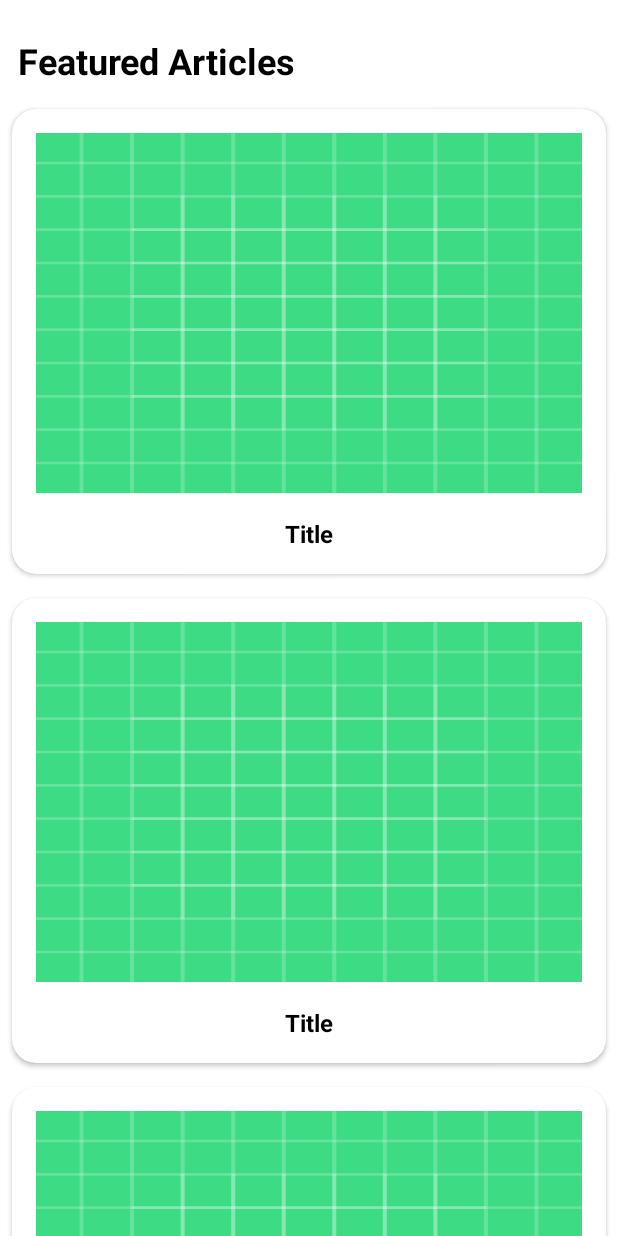
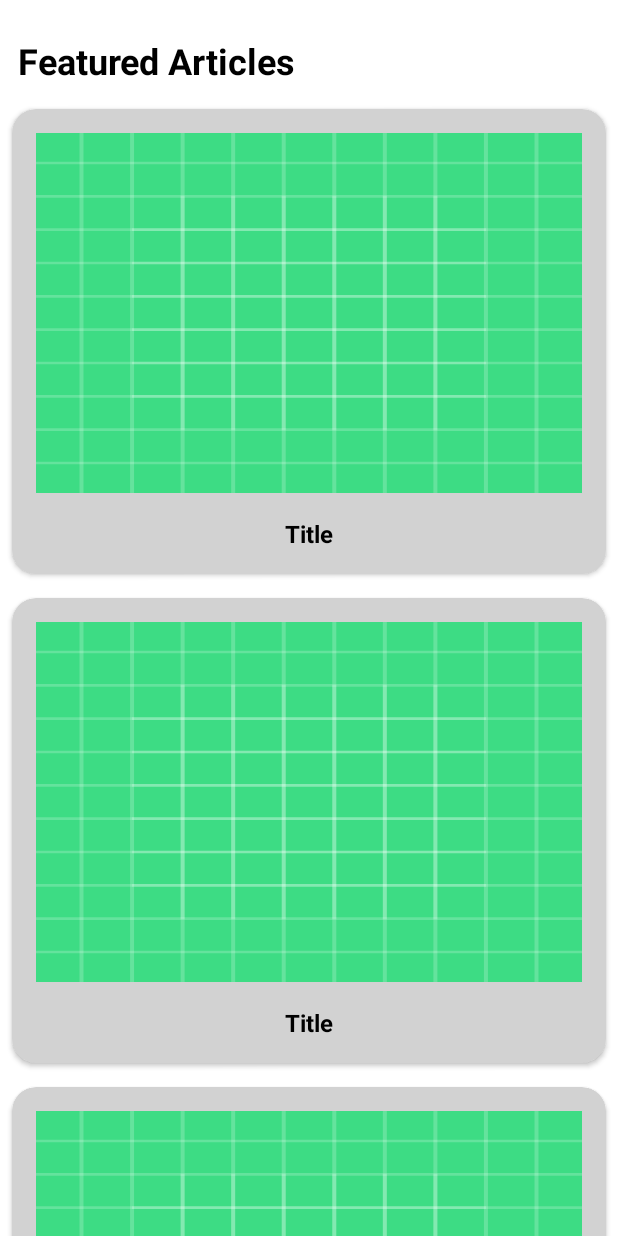
Before and after one commit to hombrecito2580/cerebroscan-hackoverflow07, an Android app: the layout fragment_home.xml on its own in the app's theme, with its tools: preview values and no code run, on a phone screen of 412 x 824 dp. Run offline under Robolectric (Android 15) with nearby library versions, the phone set to English and light mode, and no system bars.

```diff
--- a/android/app/src/main/res/layout/blogtile.xml
+++ b/android/app/src/main/res/layout/blogtile.xml
@@ -11,7 +11,7 @@
         android:layout_height="wrap_content"
         android:layout_margin="8dp"
         android:layout_marginEnd="8dp"
-        android:backgroundTint="@color/white"
+        android:backgroundTint="#D2D2D2"
         android:elevation="24dp"
         app:cardCornerRadius="16dp"
         app:layout_constraintBottom_toBottomOf="parent"
@@ -22,7 +22,7 @@
         <LinearLayout
             android:layout_width="match_parent"
             android:layout_height="wrap_content"
-            android:backgroundTint="@color/white"
+            android:backgroundTint="@color/bg"
             android:gravity="center_horizontal"
             android:orientation="vertical">
 
--- a/android/app/src/main/res/layout/fragment_home.xml
+++ b/android/app/src/main/res/layout/fragment_home.xml
@@ -5,7 +5,7 @@
     xmlns:tools="http://schemas.android.com/tools"
     android:layout_width="match_parent"
     android:layout_height="match_parent"
-    android:background="@color/white"
+    android:background="@color/bg"
     tools:context=".home.ui.HomeFragment">
 
     <TextView
@@ -14,7 +14,7 @@
         android:layout_height="wrap_content"
         android:layout_marginTop="24dp"
         android:text="Featured Articles"
-        android:textColor="@color/black"
+        android:textColor="@color/text"
         android:textSize="24sp"
         android:textStyle="bold"
         app:layout_constraintEnd_toEndOf="parent"
```
Also changed, not shown: android/app/src/main/res/layout/activity_blog.xml (+4 -4 lines), android/app/src/main/res/layout/fragment_test.xml (+5 -5 lines).
